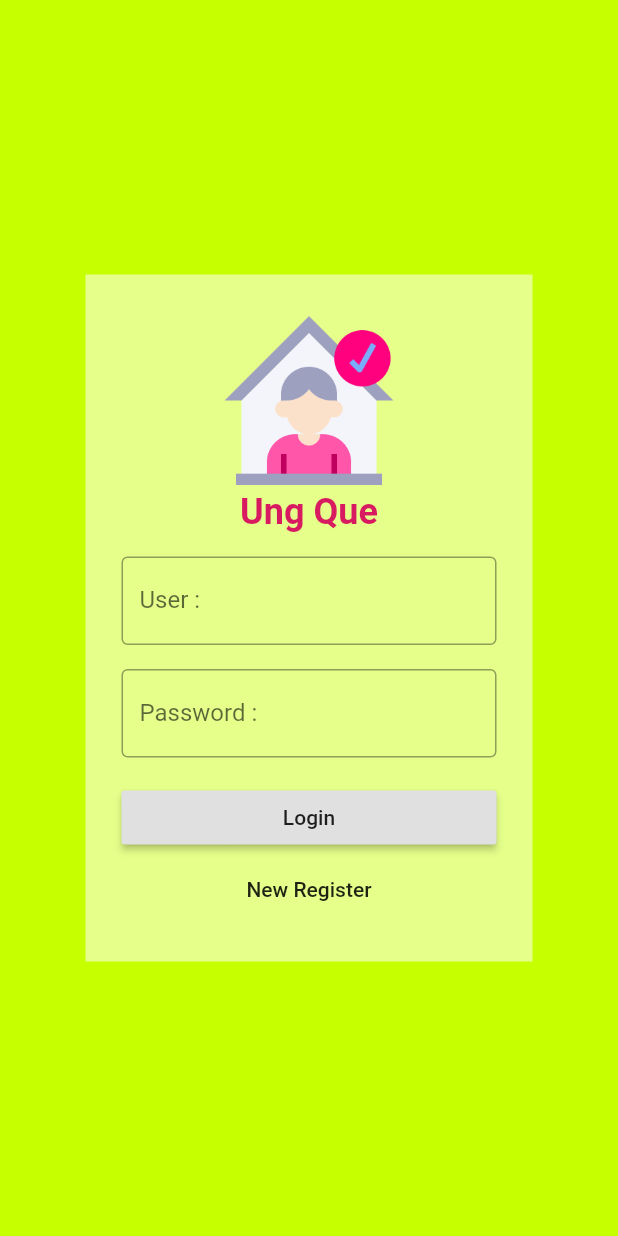
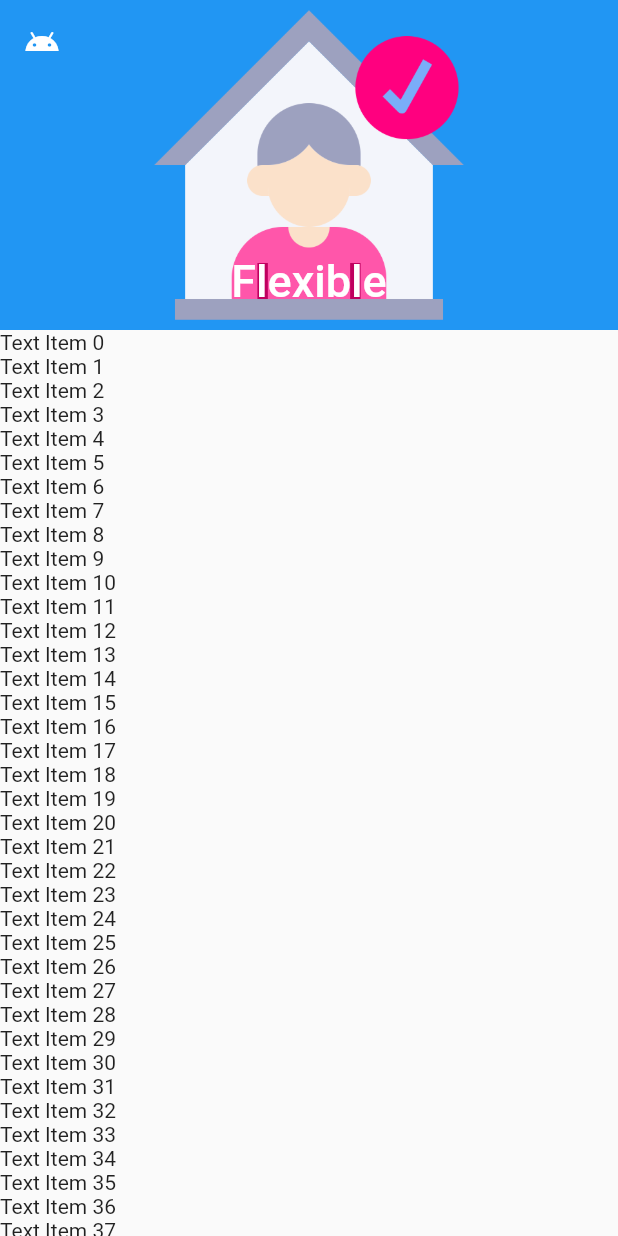
Before and after one commit to masterUNG/UngQue, a Flutter app: the screen it shows after launch, on a phone screen of 412 x 824 dp. Run offline on Flutter 3.47's test engine with Material 2 defaults, Android fonts, the phone set to English and light mode, and no system bars; our stand-ins replace dio, shared_preferences.

Commit message:
update 24Oct

```diff
--- a/lib/main.dart
+++ b/lib/main.dart
@@ -1,5 +1,6 @@
 import 'package:flutter/material.dart';
 import 'package:ungque/widget/authen.dart';
+import 'package:ungque/widget/test_sliver_appbar.dart';
 
 main() => runApp(MyApp());
 
@@ -7,7 +8,7 @@ class MyApp extends StatelessWidget {
   @override
   Widget build(BuildContext context) {
     return MaterialApp(
-      home: Authen(),
+      home: TestSliverAppBar(),
     );
   }
 }
--- /dev/null
+++ b/lib/widget/test_sliver_appbar.dart
@@ -0,0 +1,48 @@
+import 'package:flutter/material.dart';
+
+class TestSliverAppBar extends StatefulWidget {
+  @override
+  _TestSliverAppBarState createState() => _TestSliverAppBarState();
+}
+
+class _TestSliverAppBarState extends State<TestSliverAppBar> {
+  List<Widget> myslivers() {
+    return [
+      SliverAppBar(
+        leading: Icon(Icons.android),
+        expandedHeight: 220,
+        floating: true,
+        pinned: true,
+        snap: true,
+        elevation: 50,
+        flexibleSpace: FlexibleSpaceBar(
+          title: Text('Flexible'),
+          centerTitle: true,
+          background: Image.asset('images/logo.png'),
+        ),
+      ),
+      SliverList(
+        delegate: SliverChildListDelegate(
+          buildList(),
+        ),
+      )
+    ].toList();
+  }
+
+  List<Widget> buildList() {
+    List<Widget> listItems = List();
+    for (var i = 0; i < 50; i++) {
+      listItems.add(Text('Text Item $i'));
+    }
+    return listItems;
+  }
+
+  @override
+  Widget build(BuildContext context) {
+    return Scaffold(
+      body: CustomScrollView(
+        slivers: myslivers(),
+      ),
+    );
+  }
+}
```
